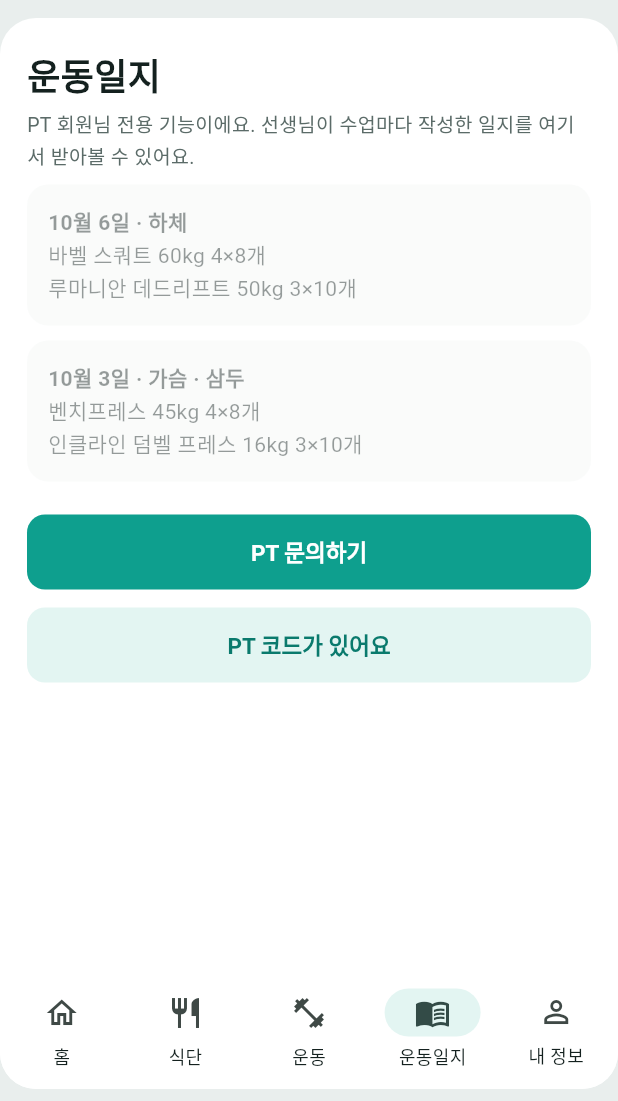
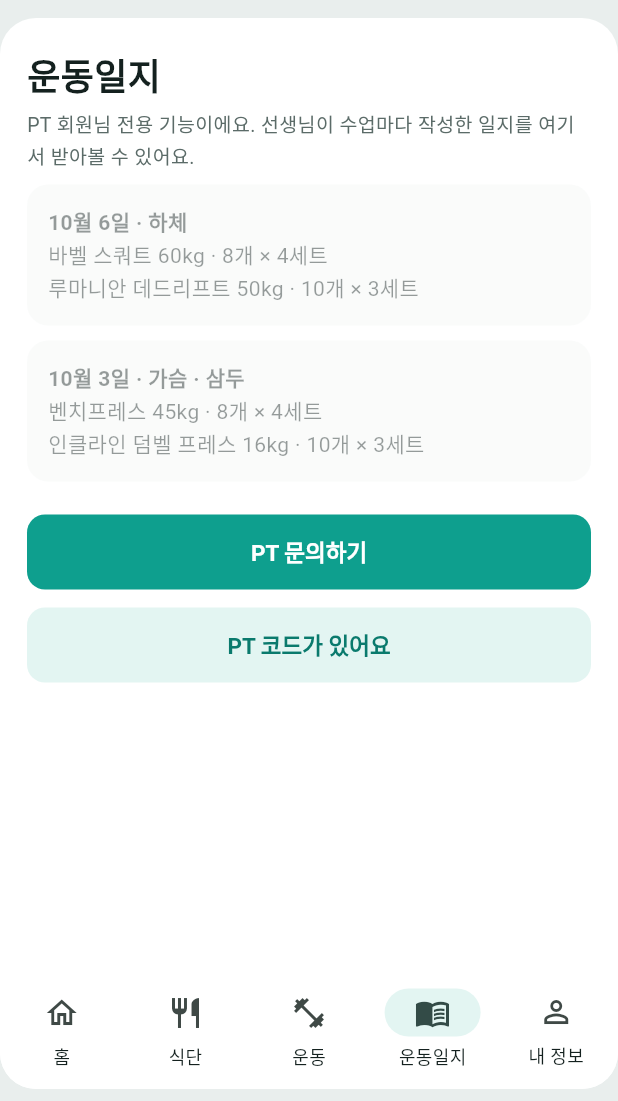
Before and after one commit to guscjf806/fitness-app, a Flutter app: the MainShell screen opened directly, item 4 of the bottom bar chosen, on a phone screen of 412 x 824 dp, the part 135-1236 px from its top. Run offline on Flutter 3.47's test engine with Material 3 defaults, Android fonts, the phone set to English and light mode, and no system bars; our stand-ins replace shared_preferences; accounts and stored records are empty.

Commit message:
리뷰 11/02 #6: 무게·횟수·세트 표기를 '60kg · 8개 × 4세트'로 한 곳에서 만들어 화면마다 통일
Co-Authored-By: Claude Opus 5.5 <noreply@anthropic.com>

```diff
--- a/app/lib/data/mock_data.dart
+++ b/app/lib/data/mock_data.dart
@@ -206,6 +206,9 @@ class LogItem {
   final String weight;
   final String reps;
   final int sets;
+
+  /// 기획서 순서(무게 → 횟수 → 세트)대로 한 곳에서 만든다. 예: '60kg · 8개 × 4세트' (리뷰 11/02 #6)
+  String get dose => '$weight · $reps × $sets세트';
 }
 
 class LogVideo {
--- a/app/lib/screens/logbook.dart
+++ b/app/lib/screens/logbook.dart
@@ -26,7 +26,7 @@ class LogIntroTab extends StatelessWidget {
               AppCard(
                 child: Column(crossAxisAlignment: CrossAxisAlignment.start, children: [
                   Text('${log.date} · ${log.title}', style: AppText.bodyStrong),
-                  Text(log.items.take(2).map((i) => '${i.name} ${i.weight} ${i.sets}×${i.reps}').join('\n')),
+                  Text(log.items.take(2).map((i) => '${i.name} ${i.dose}').join('\n')),
                 ]),
               ),
           ]),
@@ -88,7 +88,7 @@ class LogDetailScreen extends StatelessWidget {
             const SizedBox(width: 10),
             Expanded(child: Text(item.name)),
           ]),
-          right: Muted('${item.weight}, ${item.reps} × ${item.sets}세트', bottom: 0),
+          right: Muted(item.dose, bottom: 0),
         ),
       if (log.videos.isNotEmpty) ...[
         const H2('운동 영상'),
```
Also changed, not shown: 1 other file.
